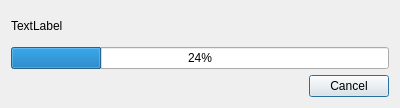
Qt form applications/kiptool/src/loadimagedialog.ui (neutronimaging/KipTool) before a commit.
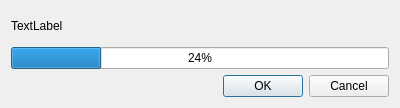
The same form after that commit.

Commit message: Replaced QThread by Std::thread. QDialog crash hunt.

```diff
--- a/applications/kiptool/src/loadimagedialog.ui
+++ b/applications/kiptool/src/loadimagedialog.ui
@@ -38,7 +38,7 @@
       <enum>Qt::Horizontal</enum>
      </property>
      <property name="standardButtons">
-      <set>QDialogButtonBox::Cancel</set>
+      <set>QDialogButtonBox::Cancel|QDialogButtonBox::Ok</set>
      </property>
     </widget>
    </item>
```
The commit also changes 6 other files.
